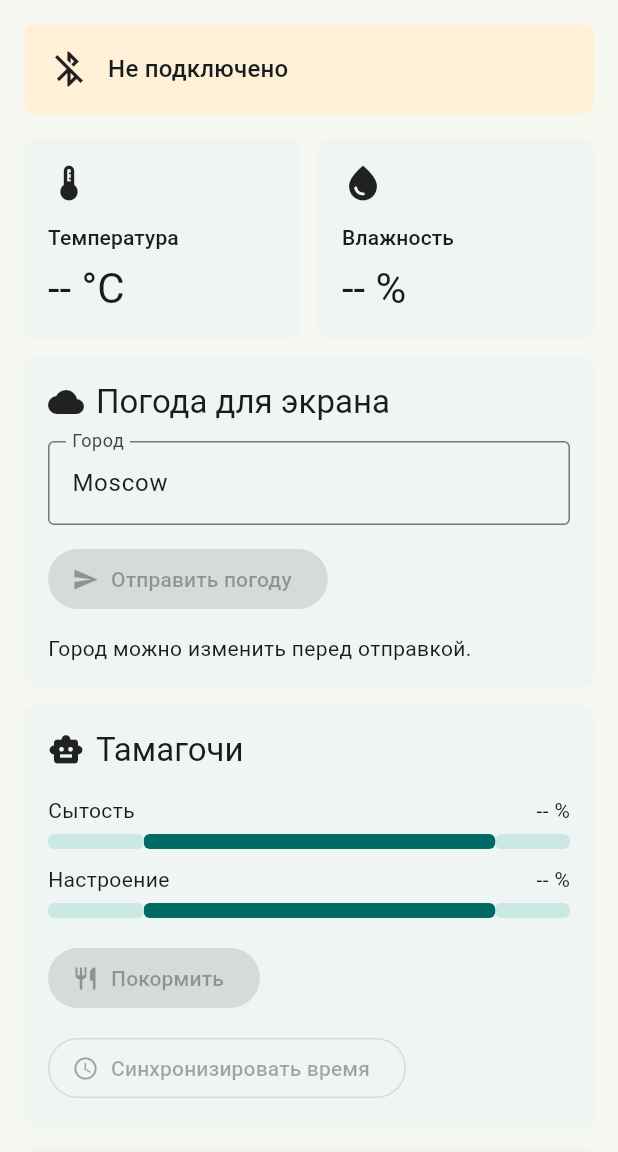
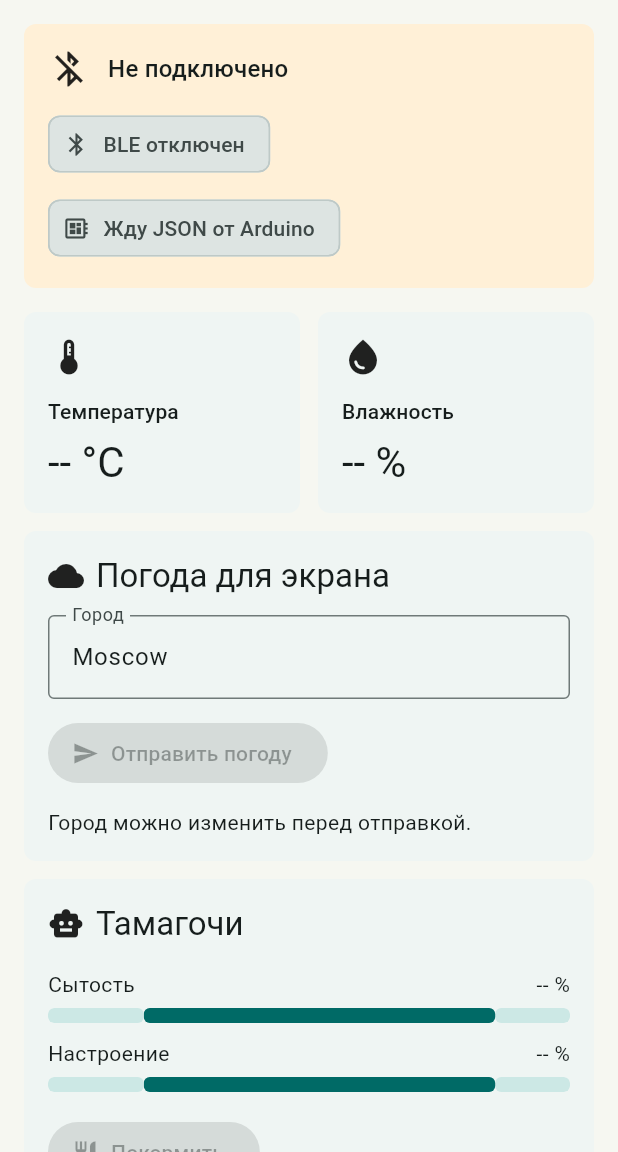
Before and after one commit to MihailKashintsev/arduino-tamagotchi-monitor, a Flutter app: the screen it shows after launch, on a phone screen of 412 x 824 dp, the part 84-1236 px from its top. Run offline on Flutter 3.47's test engine with Material 3 defaults, Android fonts, the phone set to English and light mode, and no system bars; our stand-ins replace flutter_blue_plus, permission_handler.

Commit message:
Improve link status and LCD Cyrillic labels

```diff
--- a/lib/main.dart
+++ b/lib/main.dart
@@ -184,7 +184,7 @@ class _MonitorPageState extends State<MonitorPage> {
       );
 
       await characteristic.setNotifyValue(true);
-      _uartSubscription = characteristic.lastValueStream.listen(_handleBytes);
+      _uartSubscription = characteristic.onValueReceived.listen(_handleBytes);
       _connectionSubscription = device.connectionState.listen((state) {
         if (state == BluetoothConnectionState.disconnected && mounted) {
           setState(() {
@@ -198,7 +198,7 @@ class _MonitorPageState extends State<MonitorPage> {
       setState(() {
         _device = device;
         _uart = characteristic;
-        _status = 'Подключено к ${_deviceName(device)}';
+        _status = 'Подключено к ${_deviceName(device)}, жду данные Arduino';
       });
 
       try {
@@ -241,6 +241,9 @@ class _MonitorPageState extends State<MonitorPage> {
       final decoded = jsonDecode(line) as Map<String, dynamic>;
       setState(() {
         _snapshot = DeviceSnapshot.fromJson(decoded);
+        if (_device != null) {
+          _status = 'Получаю данные от ${_deviceName(_device!)}';
+        }
         _lastLine = line;
       });
     } catch (_) {
@@ -415,6 +418,7 @@ class _MonitorPageState extends State<MonitorPage> {
                     child: _StatusPanel(
                       status: _status,
                       connected: connected,
+                      hasArduinoData: _snapshot.updatedAt != null,
                       snapshot: _snapshot,
                       lastLine: _lastLine,
                       onFeed: connected ? () => _sendCommand('FEED') : null,
@@ -455,6 +459,7 @@ class _StatusPanel extends StatelessWidget {
   const _StatusPanel({
     required this.status,
     required this.connected,
+    required this.hasArduinoData,
     required this.snapshot,
     required this.lastLine,
     required this.onFeed,
@@ -467,6 +472,7 @@ class _StatusPanel extends StatelessWidget {
 
   final String status;
   final bool connected;
+  final bool hasArduinoData;
   final DeviceSnapshot snapshot;
   final String lastLine;
   final VoidCallback? onFeed;
@@ -487,10 +493,17 @@ class _StatusPanel extends StatelessWidget {
       crossAxisAlignment: CrossAxisAlignment.stretch,
       children: [
         Card(
-          color: connected ? const Color(0xFFE2F2EC) : const Color(0xFFFFF0D7),
+          color: hasArduinoData
+              ? const Color(0xFFE2F2EC)
+              : connected
+              ? const Color(0xFFFFF7DD)
+              : const Color(0xFFFFF0D7),
           child: Padding(
             padding: const EdgeInsets.all(16),
-            child: Row(
+            child: Column(
+              crossAxisAlignment: CrossAxisAlignment.start,
+              children: [
+                Row(
                   children: [
                     Icon(
                       connected
@@ -504,6 +517,29 @@ class _StatusPanel extends StatelessWidget {
                         status,
                         style: Theme.of(context).textTheme.titleMedium,
                       ),
+                    ),
+                  ],
+                ),
+                const SizedBox(height: 12),
+                Wrap(
+                  spacing: 8,
+                  runSpacing: 8,
+                  children: [
+                    _StateChip(
+                      icon: Icons.bluetooth,
+                      label: connected
+                          ? 'BLE модуль подключен'
+                          : 'BLE отключен',
+                      active: connected,
+                    ),
+                    _StateChip(
+                      icon: Icons.developer_board,
+                      label: hasArduinoData
+                          ? 'Arduino присылает данные'
+                          : 'Жду JSON от Arduino',
+                      active: hasArduinoData,
+                    ),
+                  ],
                 ),
               ],
             ),
@@ -652,6 +688,35 @@ class _StatusPanel extends StatelessWidget {
           ),
         ),
       ],
+    );
+  }
+}
+
+class _StateChip extends StatelessWidget {
+  const _StateChip({
+    required this.icon,
+    required this.label,
+    required this.active,
+  });
+
+  final IconData icon;
+  final String label;
+  final bool active;
+
+  @override
+  Widget build(BuildContext context) {
+    final colors = Theme.of(context).colorScheme;
+    return Chip(
+      avatar: Icon(
+        icon,
+        size: 18,
+        color: active ? colors.onPrimaryContainer : colors.onSurfaceVariant,
+      ),
+      label: Text(label),
+      backgroundColor: active
+          ? colors.primaryContainer
+          : colors.surfaceContainerHighest,
+      shape: RoundedRectangleBorder(borderRadius: BorderRadius.circular(8)),
     );
   }
 }
```
Also changed, not shown: 2 other files. Lines whose indentation alone changed are shown as unchanged.
